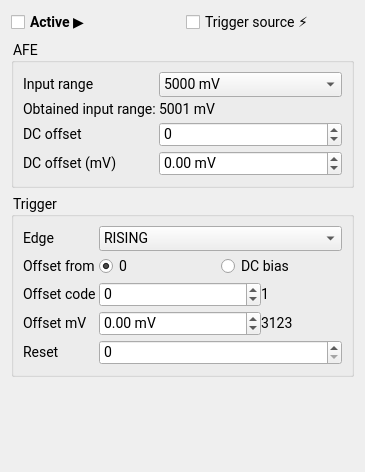
The window that AcquisitionChannelSettingsTab.ui (sevenreek/qtadqscope) describes before a commit, drawn with Qt 5.
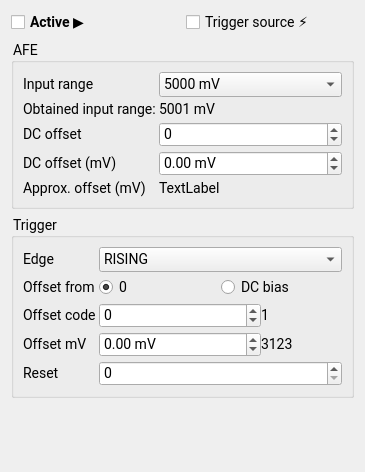
The same window after the commit.

Commit message: Fixes UI in setting DC offset

Patch:
```diff
--- a/AcquisitionChannelSettingsTab.ui
+++ b/AcquisitionChannelSettingsTab.ui
@@ -168,6 +168,20 @@
           </item>
          </widget>
         </item>
+        <item row="4" column="0">
+         <widget class="QLabel" name="label_3">
+          <property name="text">
+           <string>Approx. offset (mV)</string>
+          </property>
+         </widget>
+        </item>
+        <item row="4" column="1">
+         <widget class="QLabel" name="approximateOffset">
+          <property name="text">
+           <string>TextLabel</string>
+          </property>
+         </widget>
+        </item>
        </layout>
       </item>
      </layout>
```
The commit also changes 3 other files.
